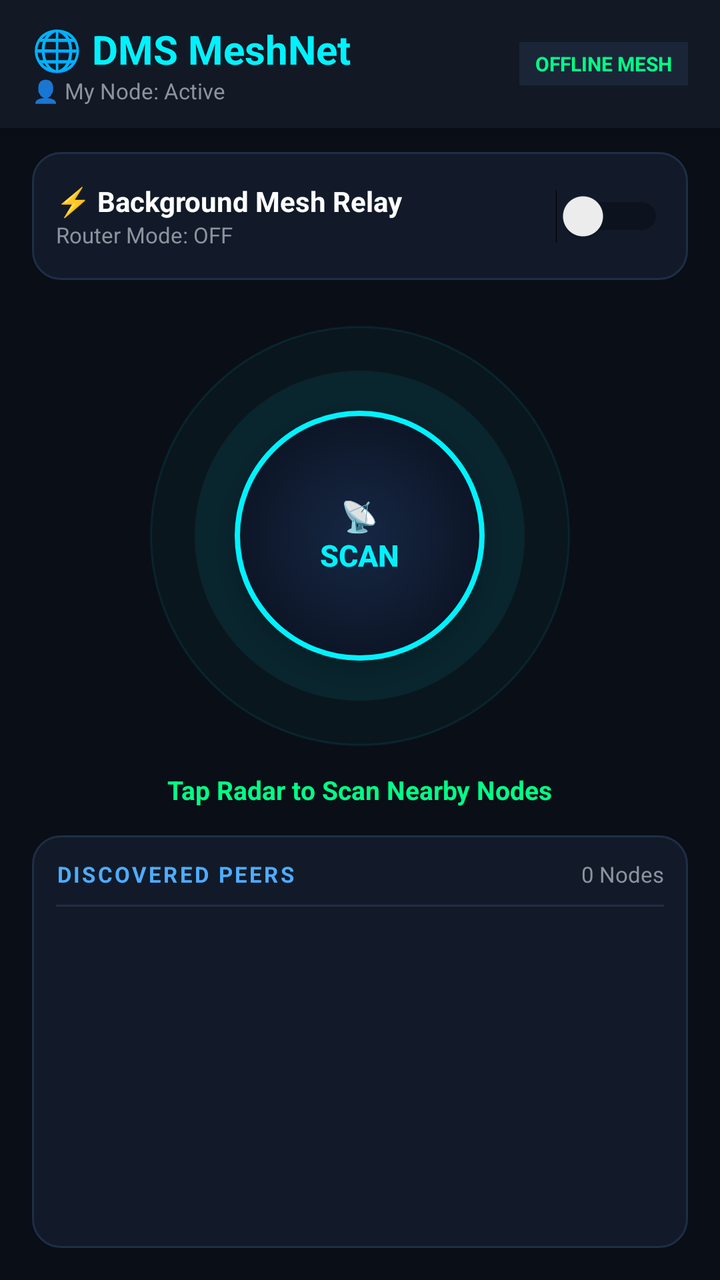
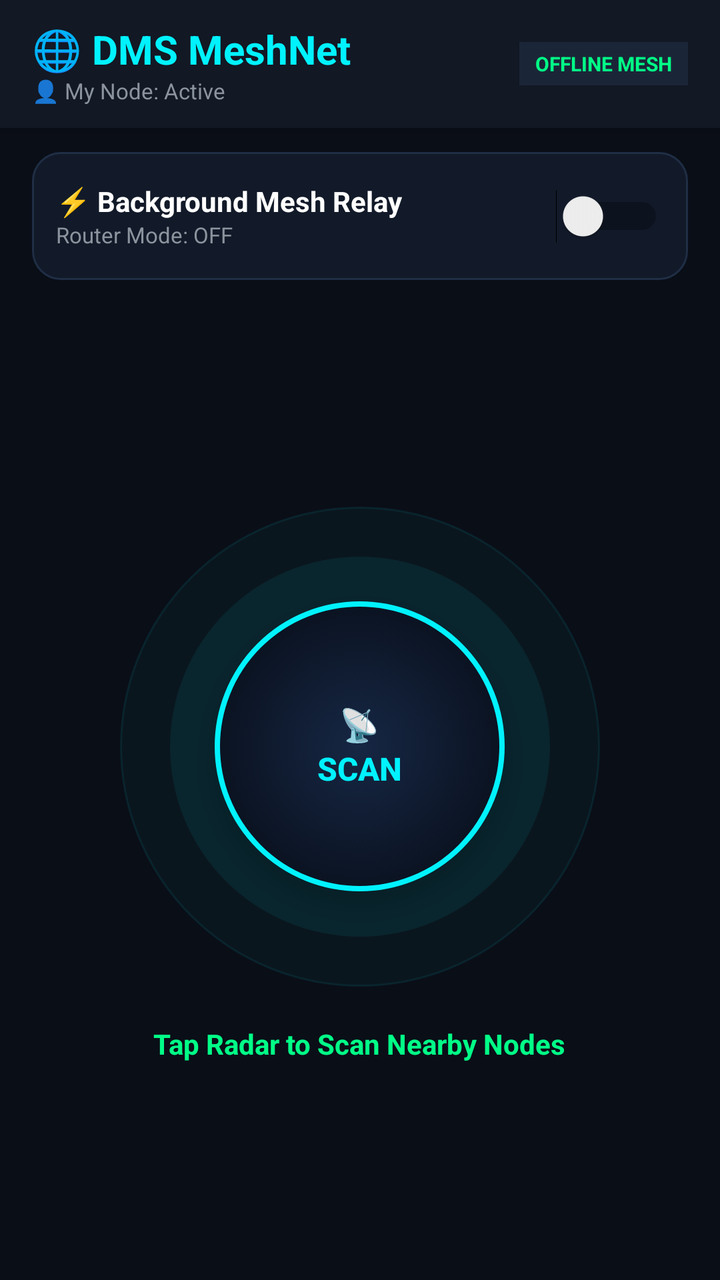

The first picture is an Android layout as it rendered before a commit; the second is the same layout after the commit. The layout source and the unified diff follow.
<!-- AndroidManifest.xml: application theme Theme.WiFiDirectChat -->
<!-- res/layout/activity_main.xml -->
<?xml version="1.0" encoding="utf-8"?>
<LinearLayout
    xmlns:android="http://schemas.android.com/apk/res/android"
    android:id="@+id/main_root"
    android:layout_width="match_parent"
    android:layout_height="match_parent"
    android:orientation="vertical"
    android:background="#0A0E17">

    
    <LinearLayout
        android:layout_width="match_parent"
        android:layout_height="64dp"
        android:background="#121824"
        android:paddingStart="16dp"
        android:paddingEnd="16dp"
        android:elevation="6dp"
        android:gravity="center_vertical"
        android:orientation="horizontal">

        <LinearLayout
            android:layout_width="0dp"
            android:layout_height="wrap_content"
            android:layout_weight="1"
            android:orientation="vertical">

            <TextView
                android:layout_width="wrap_content"
                android:layout_height="wrap_content"
                android:text="🌐 DMS MeshNet"
                android:textSize="20sp"
                android:textColor="#00F2FE"
                android:textStyle="bold" />

            <TextView
                android:id="@+id/tv_user_profile"
                android:layout_width="wrap_content"
                android:layout_height="wrap_content"
                android:text="👤 My Node: Active"
                android:textColor="#8B949E"
                android:textSize="11sp" />
        </LinearLayout>

        <TextView
            android:layout_width="wrap_content"
            android:layout_height="wrap_content"
            android:text="OFFLINE MESH"
            android:textColor="#00FF87"
            android:textSize="10sp"
            android:textStyle="bold"
            android:background="#1A2638"
            android:paddingStart="8dp"
            android:paddingEnd="8dp"
            android:paddingTop="4dp"
            android:paddingBottom="4dp" />

    </LinearLayout>

    
    <LinearLayout
        android:layout_width="match_parent"
        android:layout_height="wrap_content"
        android:background="@drawable/radar_card_bg"
        android:orientation="horizontal"
        android:padding="12dp"
        android:layout_marginStart="16dp"
        android:layout_marginEnd="16dp"
        android:layout_marginTop="12dp"
        android:gravity="center_vertical">

        <LinearLayout
            android:layout_width="0dp"
            android:layout_height="wrap_content"
            android:layout_weight="1"
            android:orientation="vertical">

            <TextView
                android:layout_width="wrap_content"
                android:layout_height="wrap_content"
                android:text="⚡ Background Mesh Relay"
                android:textColor="#FFFFFF"
                android:textSize="14sp"
                android:textStyle="bold" />

            <TextView
                android:id="@+id/tv_router_status"
                android:layout_width="wrap_content"
                android:layout_height="wrap_content"
                android:text="Router Mode: OFF"
                android:textColor="#8B949E"
                android:textSize="11sp" />
        </LinearLayout>

        <Switch
            android:id="@+id/switch_router"
            android:layout_width="wrap_content"
            android:layout_height="wrap_content"
            android:minHeight="40dp" />

    </LinearLayout>

    
    <LinearLayout
        android:layout_width="match_parent"
        android:layout_height="wrap_content"
        android:orientation="vertical"
        android:gravity="center"
        android:paddingTop="18dp"
        android:paddingBottom="14dp">

        
        <RelativeLayout
            android:id="@+id/radar_container"
            android:layout_width="220dp"
            android:layout_height="220dp"
            android:gravity="center">

            
            <View
                android:id="@+id/radar_ring_outer"
                android:layout_width="210dp"
                android:layout_height="210dp"
                android:layout_centerInParent="true"
                android:background="@drawable/glow_circle_outer" />

            
            <View
                android:id="@+id/radar_ring_inner"
                android:layout_width="165dp"
                android:layout_height="165dp"
                android:layout_centerInParent="true"
                android:background="@drawable/glow_circle_inner" />

            
            <androidx.appcompat.widget.AppCompatButton
                android:id="@+id/btn_discover"
                android:layout_width="125dp"
                android:layout_height="125dp"
                android:layout_centerInParent="true"
                android:background="@drawable/circle_radar_button"
                android:text="📡\nSCAN"
                android:textColor="#00F2FE"
                android:textSize="15sp"
                android:textStyle="bold"
                android:lineSpacingExtra="2dp"
                android:gravity="center"
                android:elevation="8dp"
                android:stateListAnimator="@null" />

        </RelativeLayout>

        
        <TextView
            android:id="@+id/tv_status"
            android:layout_width="wrap_content"
            android:layout_height="wrap_content"
            android:text="Tap Radar to Scan Nearby Nodes"
            android:textColor="#00FF87"
            android:textSize="13sp"
            android:textStyle="bold"
            android:layout_marginTop="8dp" />

    </LinearLayout>

    
    <LinearLayout
        android:layout_width="match_parent"
        android:layout_height="0dp"
        android:layout_weight="1"
        android:orientation="vertical"
        android:background="@drawable/radar_card_bg"
        android:layout_marginStart="16dp"
        android:layout_marginEnd="16dp"
        android:layout_marginBottom="16dp"
        android:padding="12dp">

        <LinearLayout
            android:layout_width="match_parent"
            android:layout_height="wrap_content"
            android:orientation="horizontal"
            android:gravity="center_vertical"
            android:paddingBottom="8dp">

            <TextView
                android:layout_width="0dp"
                android:layout_height="wrap_content"
                android:layout_weight="1"
                android:text="DISCOVERED PEERS"
                android:textColor="#4FACFE"
                android:textSize="11sp"
                android:textStyle="bold"
                android:letterSpacing="0.1" />

            <TextView
                android:id="@+id/tv_peer_count"
                android:layout_width="wrap_content"
                android:layout_height="wrap_content"
                android:text="0 Nodes"
                android:textColor="#8B949E"
                android:textSize="11sp" />
        </LinearLayout>

        <View
            android:layout_width="match_parent"
            android:layout_height="1dp"
            android:background="#1F2E45"
            android:layout_marginBottom="8dp" />

        <ListView
            android:id="@+id/list_peers"
            android:layout_width="match_parent"
            android:layout_height="match_parent"
            android:divider="#1A283E"
            android:dividerHeight="1dp" />

    </LinearLayout>

</LinearLayout>
<!-- resources referenced by this layout -->
<resources>
  <!-- drawable circle_radar_button (drawable) -->
  <?xml version="1.0" encoding="utf-8"?>
  <selector xmlns:android="http://schemas.android.com/apk/res/android">
      <item android:state_pressed="true">
          <shape android:shape="oval">
              <solid android:color="#1A2D4A" />
              <stroke android:width="3dp" android:color="#00FF87" />
          </shape>
      </item>
      <item>
          <shape android:shape="oval">
              <gradient
                  android:type="radial"
                  android:gradientRadius="70dp"
                  android:startColor="#162744"
                  android:endColor="#0B1322" />
              <stroke android:width="2.5dp" android:color="#00F2FE" />
          </shape>
      </item>
  </selector>
  <!-- drawable glow_circle_inner (drawable) -->
  <?xml version="1.0" encoding="utf-8"?>
  <shape xmlns:android="http://schemas.android.com/apk/res/android"
      android:shape="oval">
      <solid android:color="#1200F2FE" />
      <size android:width="200dp" android:height="200dp" />
  </shape>
  <!-- drawable glow_circle_outer (drawable) -->
  <?xml version="1.0" encoding="utf-8"?>
  <shape xmlns:android="http://schemas.android.com/apk/res/android"
      android:shape="oval">
      <solid android:color="#0800F2FE" />
      <stroke
          android:width="1dp"
          android:color="#1500F2FE" />
      <size android:width="320dp" android:height="320dp" />
  </shape>
  <!-- drawable radar_card_bg (drawable) -->
  <?xml version="1.0" encoding="utf-8"?>
  <shape xmlns:android="http://schemas.android.com/apk/res/android"
      android:shape="rectangle">
      <solid android:color="#121A29" />
      <stroke android:width="1dp" android:color="#1F2E45" />
      <corners android:radius="14dp" />
  </shape>
  <style name="Theme.WiFiDirectChat" parent="Base.Theme.WiFiDirectChat">
          <item name="android:statusBarColor">#121824</item>
          <item name="android:windowLightStatusBar">false</item>
          <item name="android:navigationBarColor">#0A0E17</item>
      </style>
  <style name="Base.Theme.WiFiDirectChat" parent="Theme.Material3.DayNight.NoActionBar">
      </style>
</resources>

<!-- the commit's change to res/layout/activity_main.xml (unified diff, before → after) -->
@@ -100,49 +100,51 @@
     </LinearLayout>
 
     
-    <LinearLayout
-        android:layout_width="match_parent"
-        android:layout_height="wrap_content"
+    
+    <LinearLayout
+        android:id="@+id/layout_radar_center"
+        android:layout_width="match_parent"
+        android:layout_height="0dp"
+        android:layout_weight="1"
         android:orientation="vertical"
         android:gravity="center"
-        android:paddingTop="18dp"
-        android:paddingBottom="14dp">
+        android:padding="16dp">
 
         
         <RelativeLayout
             android:id="@+id/radar_container"
-            android:layout_width="220dp"
-            android:layout_height="220dp"
+            android:layout_width="250dp"
+            android:layout_height="250dp"
             android:gravity="center">
 
             
             <View
                 android:id="@+id/radar_ring_outer"
-                android:layout_width="210dp"
-                android:layout_height="210dp"
+                android:layout_width="240dp"
+                android:layout_height="240dp"
                 android:layout_centerInParent="true"
                 android:background="@drawable/glow_circle_outer" />
 
             
             <View
                 android:id="@+id/radar_ring_inner"
-                android:layout_width="165dp"
-                android:layout_height="165dp"
+                android:layout_width="190dp"
+                android:layout_height="190dp"
                 android:layout_centerInParent="true"
                 android:background="@drawable/glow_circle_inner" />
 
             
             <androidx.appcompat.widget.AppCompatButton
                 android:id="@+id/btn_discover"
-                android:layout_width="125dp"
-                android:layout_height="125dp"
+                android:layout_width="145dp"
+                android:layout_height="145dp"
                 android:layout_centerInParent="true"
                 android:background="@drawable/circle_radar_button"
                 android:text="📡\nSCAN"
                 android:textColor="#00F2FE"
-                android:textSize="15sp"
+                android:textSize="16sp"
                 android:textStyle="bold"
-                android:lineSpacingExtra="2dp"
+                android:lineSpacingExtra="3dp"
                 android:gravity="center"
                 android:elevation="8dp"
                 android:stateListAnimator="@null" />
@@ -156,23 +158,27 @@
             android:layout_height="wrap_content"
             android:text="Tap Radar to Scan Nearby Nodes"
             android:textColor="#00FF87"
-            android:textSize="13sp"
+            android:textSize="14sp"
             android:textStyle="bold"
-            android:layout_marginTop="8dp" />
-
-    </LinearLayout>
-
-    
-    <LinearLayout
-        android:layout_width="match_parent"
-        android:layout_height="0dp"
-        android:layout_weight="1"
+            android:gravity="center"
+            android:layout_marginTop="14dp"
+            android:paddingStart="20dp"
+            android:paddingEnd="20dp" />
+
+    </LinearLayout>
+
+    
+    <LinearLayout
+        android:id="@+id/card_peers"
+        android:layout_width="match_parent"
+        android:layout_height="230dp"
         android:orientation="vertical"
         android:background="@drawable/radar_card_bg"
         android:layout_marginStart="16dp"
         android:layout_marginEnd="16dp"
         android:layout_marginBottom="16dp"
-        android:padding="12dp">
+        android:padding="12dp"
+        android:visibility="gone">
 
         <LinearLayout
             android:layout_width="match_parent"
